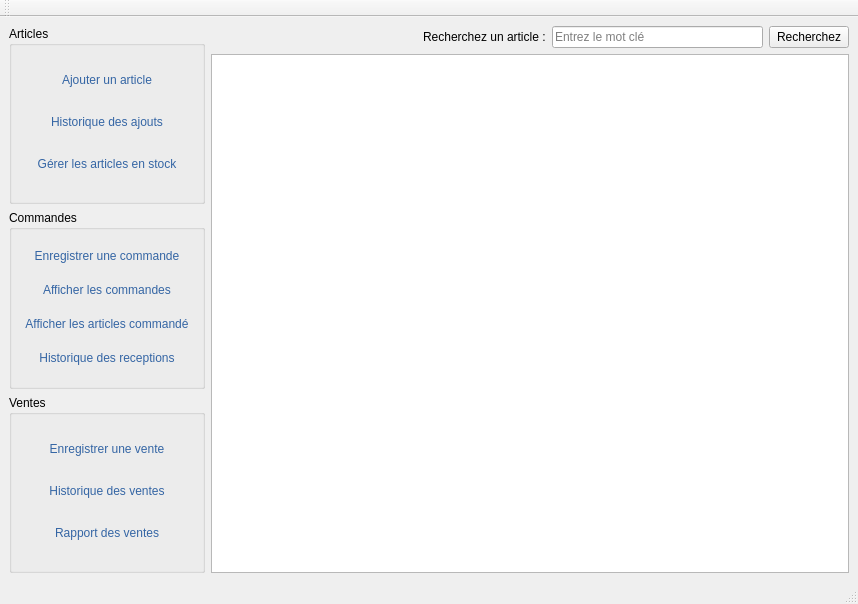
This is views/ui/main.ui in mono57/libsoft as Qt 5 draws it before an edit. The edited form follows.
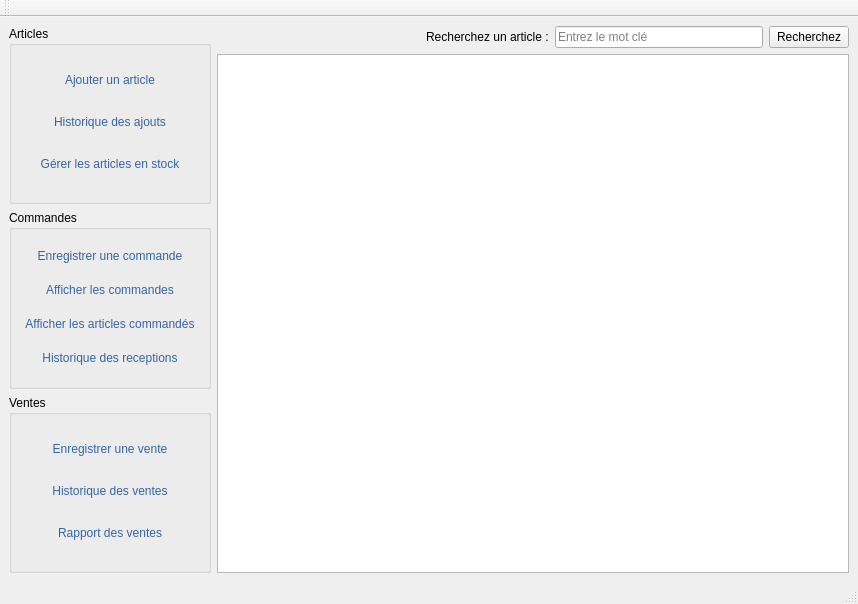
This is the edited form. Icons and pictures are not drawn.

Commit message: update main window ui and source

```diff
--- a/views/ui/main.ui
+++ b/views/ui/main.ui
@@ -136,7 +136,7 @@
               <string notr="true">color: rgb(52, 101, 164);</string>
              </property>
              <property name="text">
-              <string>Afficher les articles commandé</string>
+              <string>Afficher les articles commandés</string>
              </property>
              <property name="flat">
               <bool>true</bool>
```
The commit also changes 2 other files.
